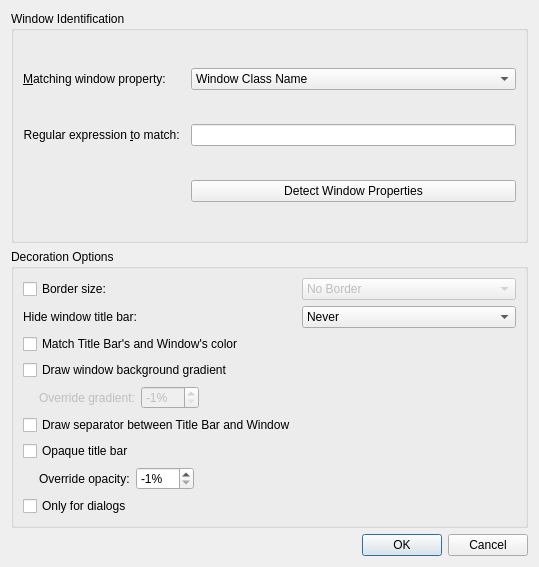
Above: config/ui/breezeexceptiondialog.ui from kupiqu/SierraBreezeEnhanced before the change. Below: the same form after it.
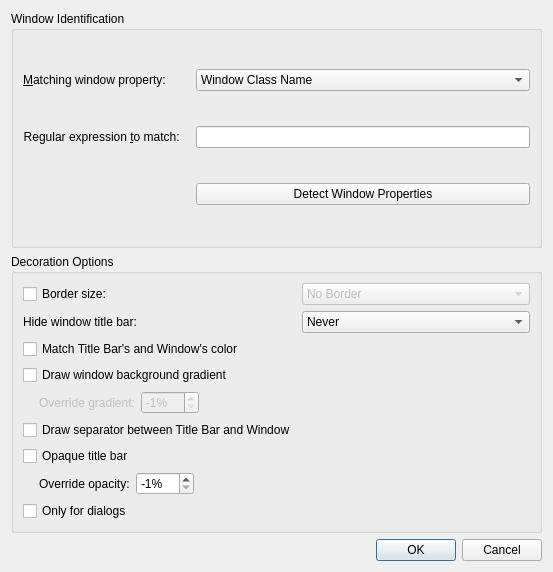
That is the form after the change.

```diff
--- a/config/ui/breezeexceptiondialog.ui
+++ b/config/ui/breezeexceptiondialog.ui
@@ -6,8 +6,8 @@
    <rect>
     <x>0</x>
     <y>0</y>
-    <width>539</width>
-    <height>567</height>
+    <width>553</width>
+    <height>572</height>
    </rect>
   </property>
   <property name="windowTitle">
```
Left out of the diff: 39 changed lines with no effect on the pictures. Lines whose indentation alone changed are shown as unchanged.
